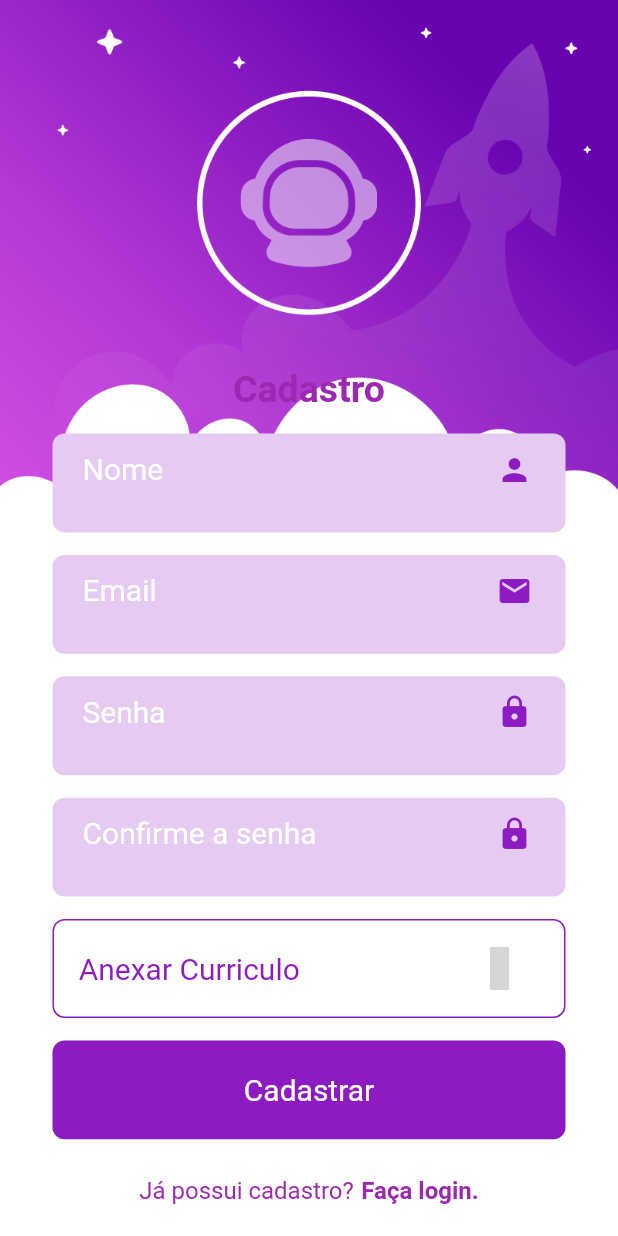
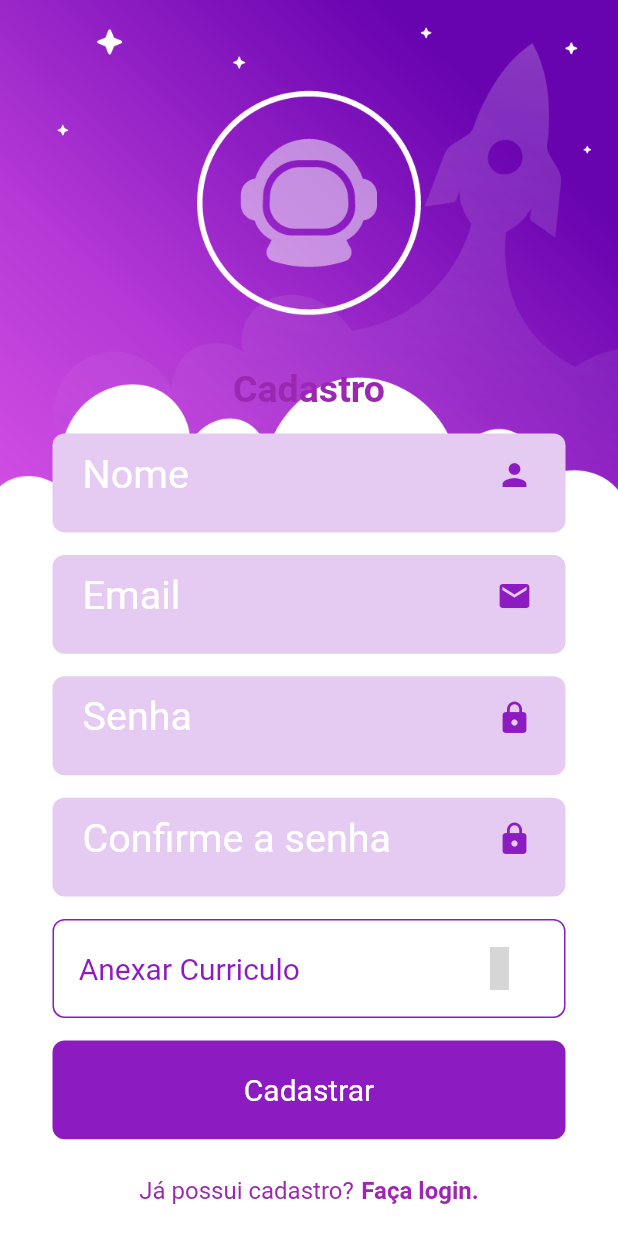
Before and after one commit to jjoaovitor7-unit/Sistema-Gestao-Projeto, a Flutter app: the screen it shows after launch, after a tap on "Cadastrar-se.", on a phone screen of 412 x 824 dp. Run offline on Flutter 3.47's test engine with Material 2 defaults, Android fonts, the light colour scheme and no system bars; our stand-ins replace cloud_firestore, device_preview, firebase_auth, firebase_core, fluttericon; accounts and stored records are empty; grey boxes are pictures that could not be loaded.

Commit message:
Redimensionamento da tela de login

```diff
--- a/gestro_app/lib/main.dart
+++ b/gestro_app/lib/main.dart
@@ -1,4 +1,6 @@
+import 'package:device_preview/device_preview.dart';
 import 'package:firebase_core/firebase_core.dart';
+import 'package:flutter/foundation.dart';
 import 'package:flutter/material.dart';
 import 'package:flutter/services.dart';
 import 'package:gestro_app/pages/splash_screen.page.dart';
@@ -6,7 +8,13 @@ import 'package:gestro_app/pages/splash_screen.page.dart';
 Future<void> main() async {
   WidgetsFlutterBinding.ensureInitialized();
   await Firebase.initializeApp();
-  runApp(MyApp());
+  runApp(
+    DevicePreview(
+      // enabled: !kReleaseMode,
+      enabled: false,
+      builder: (context) => MyApp(),
+    ),
+  );
 }
 
 class MyApp extends StatelessWidget {
--- a/gestro_app/lib/pages/cadastro_screen.page.dart
+++ b/gestro_app/lib/pages/cadastro_screen.page.dart
@@ -37,18 +37,17 @@ class _CadastroScreenState extends State<CadastroScreen> {
     }
 
     return Scaffold(
-      resizeToAvoidBottomInset: false,
-      body: SingleChildScrollView(
-        reverse: true,
-        child: Padding(
-          padding: EdgeInsets.only(
-            bottom: MediaQuery.of(context).viewInsets.bottom * 0.6,
+      // resizeToAvoidBottomInset: false,
+      body: Container(
+        decoration: BoxDecoration(
+          image: DecorationImage(
+              image: AssetImage(
+                "assets/BkRegisterScreen.png",
               ),
-          child: Container(
-            decoration: BoxDecoration(
-              image: DecorationImage(image: AssetImage("assets/BkRegisterScreen.png"), fit: BoxFit.fitWidth),
+              fit: BoxFit.cover),
         ),
-            constraints: BoxConstraints(maxWidth: MediaQuery.of(context).size.width, maxHeight: MediaQuery.of(context).size.height),
+        width: MediaQuery.of(context).size.width,
+        height: MediaQuery.of(context).size.height,
         //Form key
         child: Form(
           key: widget.formKey,
@@ -157,8 +156,6 @@ class _CadastroScreenState extends State<CadastroScreen> {
           ),
         ),
       ),
-        ),
-      ),
     );
   }
 }
--- a/gestro_app/lib/pages/login_screen.page.dart
+++ b/gestro_app/lib/pages/login_screen.page.dart
@@ -3,6 +3,7 @@ import 'package:flutter/material.dart';
 import 'package:flutter/services.dart';
 import 'package:gestro_app/pages/cadastro_screen.page.dart';
 import 'package:gestro_app/pages/home.page.dart';
+import 'package:gestro_app/themes/globals.themes.dart';
 import 'package:gestro_app/widgets/buttonGestro.widget.dart';
 import 'package:gestro_app/widgets/containerGestro.widget.dart';
 import 'package:firebase_auth/firebase_auth.dart';
@@ -16,8 +17,7 @@ class LoginScreen extends StatelessWidget {
 
     Future<User> signIn(String email, String password) async {
       try {
-        UserCredential userCredential = await auth.signInWithEmailAndPassword(
-            email: email, password: password);
+        UserCredential userCredential = await auth.signInWithEmailAndPassword(email: email, password: password);
 
         assert(userCredential.user != null);
         assert(await userCredential.user.getIdToken() != null);
@@ -36,34 +36,40 @@ class LoginScreen extends StatelessWidget {
           if (snapshot.connectionState == ConnectionState.done) {
             return Scaffold(
               body: Container(
+                // width: double.infinity,
+                // height: double.infinity,
                 decoration: BoxDecoration(
+                  color: purpleSecudary,
                   image: DecorationImage(
                     image: AssetImage(
                       "assets/BkLoginScreen.png",
                     ),
-                    fit: BoxFit.fitWidth,
+                    fit: BoxFit.cover,
                   ),
-                ),
-                constraints: BoxConstraints(
-                  maxWidth: MediaQuery.of(context).size.width,
-                  maxHeight: MediaQuery.of(context).size.height,
                 ),
                 child: Container(
                   padding: EdgeInsets.only(
-                    top: 320,
-                    // top: MediaQuery.of(context).size.height * 0.46,
+                    // top: 320,
+                    // top: MediaQuery.of(context).size.height * 0.45,
                     // top: 150,
-                    left: 35,
-                    right: 35,
+                    // left: 35,
+                    left: MediaQuery.of(context).size.width * 0.052,
+                    // right: 35,
+                    right: MediaQuery.of(context).size.width * 0.052,
                   ),
-                  child: ListView(
+                  child: Column(
+                    mainAxisAlignment: MainAxisAlignment.end,
                     children: <Widget>[
+                      // SizedBox(
+                      //   height: MediaQuery.of(context).size.height * 0.45,
+                      // ),
                       Center(
                         child: Text(
                           "Login",
                           style: TextStyle(
                             color: Colors.purple,
-                            fontSize: 25,
+                            fontSize: MediaQuery.of(context).size.height * 0.04,
+                            // fontSize: 25,
                             fontWeight: FontWeight.bold,
                           ),
                         ),
@@ -101,27 +107,23 @@ class LoginScreen extends StatelessWidget {
                           text: 'Login',
                         ),
                       ),
+                      SizedBox(
+                        height: MediaQuery.of(context).size.height * 0.03,
+                      ),
                       Row(
                         mainAxisAlignment: MainAxisAlignment.center,
                         children: <Widget>[
-                          Padding(
-                            padding: EdgeInsets.only(
-                              top: 55,
-                            ),
-                            child: Text(
+                          Text(
                             "Não possui cadastro?",
                             style: TextStyle(
                               fontSize: 16,
                               color: Colors.purple,
                             ),
                           ),
+                          SizedBox(
+                            width: MediaQuery.of(context).size.width * 0.02,
                           ),
-                          Padding(
-                            padding: EdgeInsets.only(
-                              top: 55,
-                              left: 5,
-                            ),
-                            child: InkWell(
+                          InkWell(
                             child: Text(
                               "Cadastrar-se.",
                               style: TextStyle(
@@ -147,8 +149,10 @@ class LoginScreen extends StatelessWidget {
                               );
                             },
                           ),
+                        ],
                       ),
-                        ],
+                      SizedBox(
+                        height: MediaQuery.of(context).size.height * 0.05,
                       ),
                     ],
                   ),
--- a/gestro_app/lib/widgets/containerGestro.widget.dart
+++ b/gestro_app/lib/widgets/containerGestro.widget.dart
@@ -11,13 +11,7 @@ class ContainerGestro extends StatefulWidget {
   var valueForm;
   Function onSaved;
 
-  ContainerGestro(
-      {@required this.text,
-      @required this.icon,
-      this.passVisible = false,
-      this.valueForm,
-      this.onSaved,
-      this.qtdeLengthCharacters});
+  ContainerGestro({@required this.text, @required this.icon, this.passVisible = false, this.valueForm, this.onSaved, this.qtdeLengthCharacters});
 
   @override
   _ContainerGestroState createState() => _ContainerGestroState();
@@ -40,13 +34,15 @@ class _ContainerGestroState extends State<ContainerGestro> {
       width: MediaQuery.of(context).size.width / 1.1,
       height: MediaQuery.of(context).size.height * 0.08,
       child: TextFormField(
-        inputFormatters: [
-          LengthLimitingTextInputFormatter(widget.qtdeLengthCharacters)
-        ],
+        inputFormatters: [LengthLimitingTextInputFormatter(widget.qtdeLengthCharacters)],
         obscureText: widget.passVisible,
         decoration: InputDecoration(
           hintText: widget.text,
-          hintStyle: TextStyle(fontSize: 20, color: Colors.white),
+          hintStyle: TextStyle(
+            fontSize: MediaQuery.of(context).size.height * 0.032,
+            // fontSize: 20,
+            color: Colors.white,
+          ),
           border: InputBorder.none,
           // icon: icon,
           suffixIcon: widget.icon,
--- a/gestro_app/pubspec.yaml
+++ b/gestro_app/pubspec.yaml
@@ -33,6 +33,7 @@ dependencies:
   cloud_firestore: ^0.14.1+3
   firebase: ^7.3.0
   fluttericon: ^1.0.7
+  device_preview: ^0.4.8
 
 dev_dependencies:
   flutter_test:
```
Also changed, not shown: gestro_app/pubspec.lock. Lines whose indentation alone changed are shown as unchanged.
